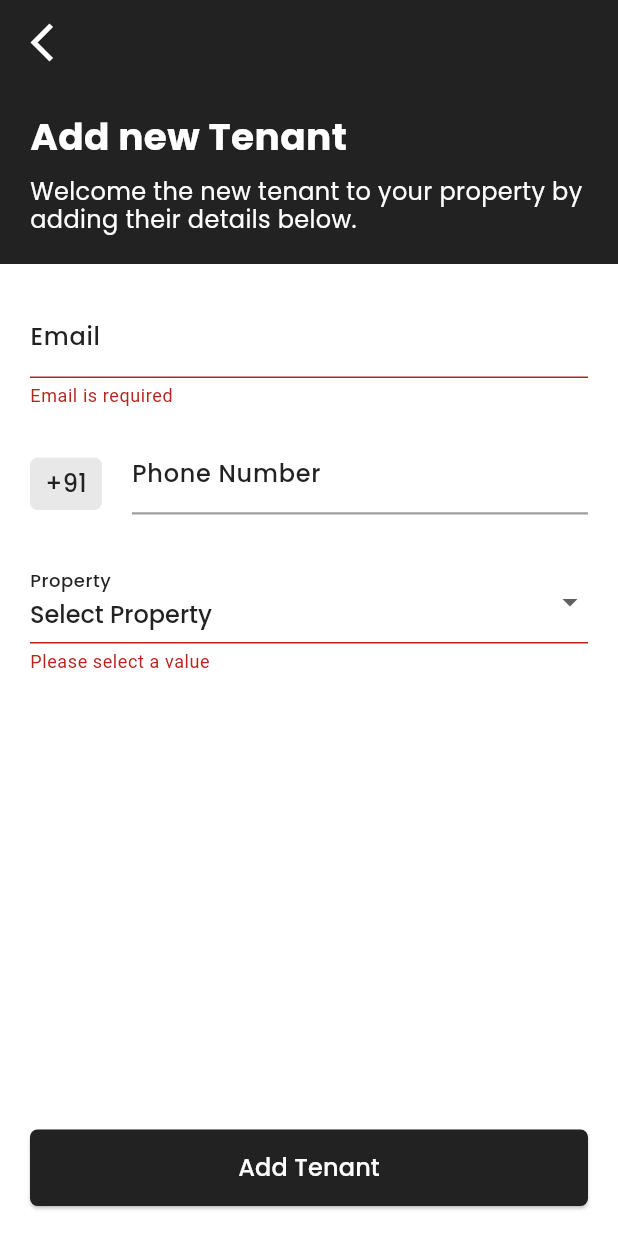
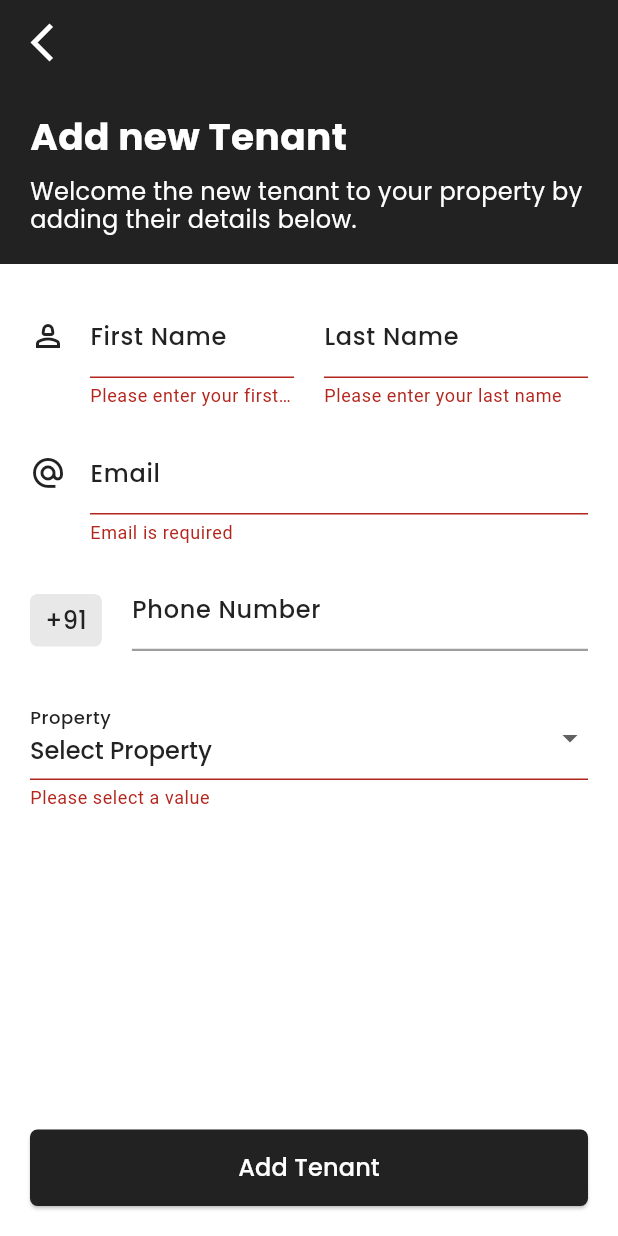
Before and after one commit to himakhaitan/fiyoh, a Flutter app: the AddNewTenantScreen screen opened by its route, after a tap on "Add Tenant", on a phone screen of 412 x 824 dp. Run offline on Flutter 3.47's test engine with Material 3 defaults, Android fonts, the phone set to English and light mode, and no system bars; our stand-ins replace bloc, cloud_firestore, firebase_auth, firebase_core, flutter_bloc, google_fonts; accounts and stored records are empty.

Commit message:
Resolves #23

```diff
--- a/lib/app_entry/new_pages/screens/login_screen.dart
+++ b/lib/app_entry/new_pages/screens/login_screen.dart
@@ -110,6 +110,11 @@ class SignInOptions extends StatelessWidget {
               if (value == null || value.isEmpty) {
                 return "Email is required";
               }
+              bool isValid =
+                  RegExp(r'^[\w-\.]+@([\w-]+\.)+[\w-]{2,4}$').hasMatch(value);
+              if (!isValid) {
+                return 'Please enter a valid email address';
+              }
               return null;
             },
           ),
--- a/lib/common_widgets/info_item.dart
+++ b/lib/common_widgets/info_item.dart
@@ -30,7 +30,7 @@ class InfoItems extends StatelessWidget {
             borderRadius: BorderRadius.circular(15),
             color: color,
           ),
-          padding: const EdgeInsets.symmetric(horizontal: 3, vertical: 2),
+          padding: const EdgeInsets.symmetric(horizontal: 6, vertical: 2),
           child: DescriptiveText(
             text: text,
             fontSize: 14,
--- a/lib/constants/enums.dart
+++ b/lib/constants/enums.dart
@@ -8,3 +8,17 @@ extension UserExtension on USER {
     return toString().split('.').last;
   }
 }
+
+enum BOOKING_STATUS {
+  PENDING,
+  CONFIRMED,
+  CANCELLED,
+  CHECKED_IN,
+  CHECKED_OUT,
+}
+
+extension BookingStatusExtension on BOOKING_STATUS {
+  String get value {
+    return toString().split('.').last;
+  }
+}
--- a/lib/data_plan.json
+++ b/lib/data_plan.json
@@ -6,8 +6,8 @@
       "property_id": "ID",
       "room_id": "ID",
       "user_id": "ID",
-      "checkin_date": "Date",
-      "checkout_date": "Date",
+      "check_in": "Date",
+      "check_out": "Date",
       "status": {
         "type": "String",
         "enum": ["BOOKED", "CANCELLED", "CHECKEDIN", "CHECKEDOUT"]
--- a/lib/home/bloc/property_event.dart
+++ b/lib/home/bloc/property_event.dart
@@ -77,12 +77,17 @@ class AddTenant extends PropertyEvent {
   final String tenantEmail;
   final String tenantPhone;
   final String tenantRoom;
+  final String tenantFirstName;
+  final String tenantLastName;
 
-  AddTenant(
-      {required this.propertyId,
-      required this.tenantEmail,
-      required this.tenantPhone,
-      required this.tenantRoom});
+  AddTenant({
+    required this.propertyId,
+    required this.tenantEmail,
+    required this.tenantPhone,
+    required this.tenantRoom,
+    required this.tenantFirstName,
+    required this.tenantLastName,
+  });
 
   @override
   List<Object> get props => [propertyId, tenantEmail, tenantPhone, tenantRoom];
--- a/lib/property/screens/add_new_tenant_screen.dart
+++ b/lib/property/screens/add_new_tenant_screen.dart
@@ -27,6 +27,9 @@ class _AddNewTenantScreenState extends State<AddNewTenantScreen> {
   final _formKey = GlobalKey<FormState>();
   final TextEditingController _emailController = TextEditingController();
   final TextEditingController _phoneController = TextEditingController();
+  final TextEditingController _firstNameController = TextEditingController();
+  final TextEditingController _lastNameController = TextEditingController();
+
   String _selectedFloor = "";
   String _selectedProperty = "";
   String _selectedRoom = "";
@@ -52,10 +55,51 @@ class _AddNewTenantScreenState extends State<AddNewTenantScreen> {
             "Welcome the new tenant to your property by adding their details below.",
         form: Column(
           children: [
+            Row(
+            children: [
+              Expanded(
+                child: FormInput(
+                  labelText: "First Name",
+                  hintText: "First Name",
+                  obscureText: false,
+                  icon: Icons.person_2_outlined,
+                  controller: _firstNameController,
+                  validator: (value) {
+                    if (value == null || value.isEmpty) {
+                      return 'Please enter your first name';
+                    }
+                    if (value.length < 3) {
+                      return 'First name must be at least 3 characters';
+                    }
+                    return null;
+                  },
+                ),
+              ),
+              const SizedBox(width: 20),
+              Expanded(
+                child: FormInput(
+                  labelText: "Last Name",
+                  hintText: "Last Name",
+                  obscureText: false,
+                  controller: _lastNameController,
+                  validator: (value) {
+                    if (value == null || value.isEmpty) {
+                      return 'Please enter your last name';
+                    }
+                    if (value.length < 3) {
+                      return 'Last name must be at least 3 characters';
+                    }
+                    return null;
+                  },
+                ),
+              ),
+            ],
+          ),
             FormInput(
               labelText: "Email",
               hintText: "Tenant's Email",
               obscureText: false,
+              icon: Icons.alternate_email_outlined,
               controller: _emailController,
               validator: (value) {
                 if (value == null || value.isEmpty) {
@@ -160,6 +204,8 @@ class _AddNewTenantScreenState extends State<AddNewTenantScreen> {
                           tenantPhone: _phoneController.text,
                           tenantRoom: _selectedRoom,
                           propertyId: selectedProperty.propertyId,
+                          tenantFirstName: _firstNameController.text,
+                          tenantLastName: _lastNameController.text,
                         ),
                       );
 
```
Also changed, not shown: lib/home/bloc/property_bloc.dart (+27 -7 lines).
